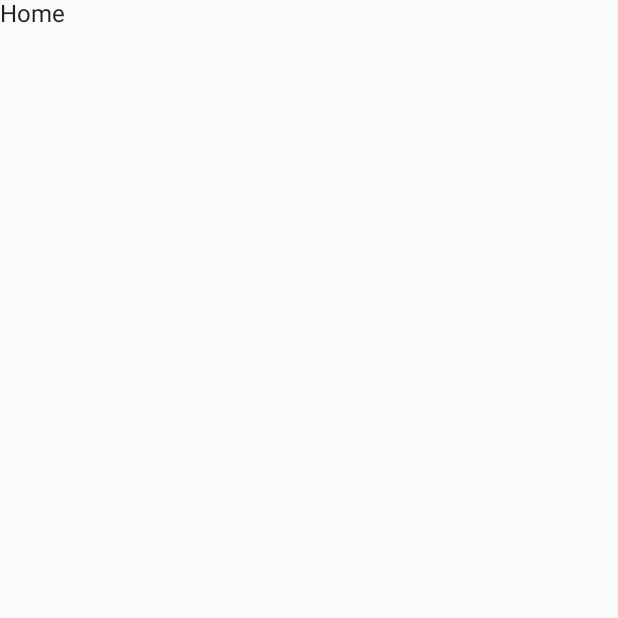
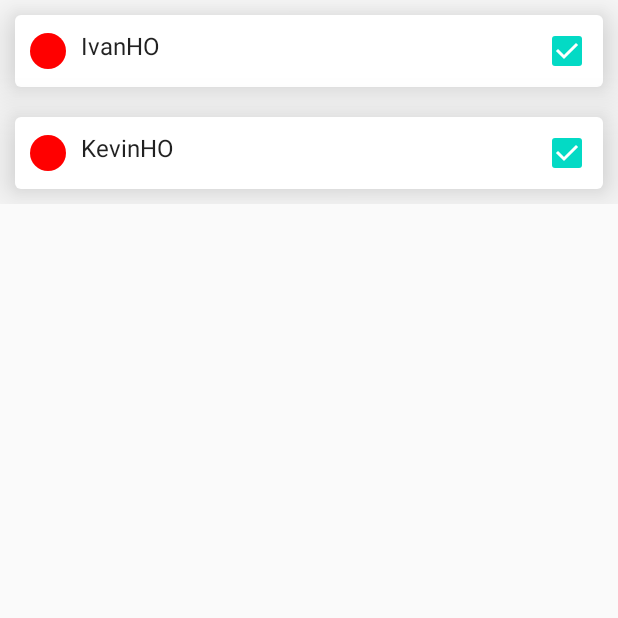
Before and after one commit to ba87688/Compose-Todo, an Android app built with Jetpack Compose: the screen it shows after launch (MainActivity), on a phone screen of 412 x 824 dp, the top half of it. Before the commit the part shown is almost empty. Run offline under Robolectric (Android 15) with nearby library versions, the phone set to English and light mode, and no system bars.

Commit message:
adding LazyColumn and card todo. practice.

```diff
--- /dev/null
+++ b/app/src/main/java/com/example/composetodo/models/ToDoItem.kt
@@ -0,0 +1,7 @@
+package com.example.composetodo.models
+
+data class ToDoItem(
+    var topPriority: Boolean = false,
+    var name:String,
+    var description:String
+)
--- a/app/src/main/java/com/example/composetodo/screens/HomeScreen.kt
+++ b/app/src/main/java/com/example/composetodo/screens/HomeScreen.kt
@@ -2,8 +2,15 @@ package com.example.composetodo.screens
 
 import androidx.compose.material.Text
 import androidx.compose.runtime.Composable
+import com.example.composetodo.models.ToDoItem
+import com.example.composetodo.screens.screenelements.ToDoCard
 
 @Composable
 fun HomeScreen(){
-    Text(text = "Home ")
+    var list = mutableListOf<ToDoItem>()
+    var item1 = ToDoItem(false,"Ivan", "HO")
+    var item2 = ToDoItem(false,"Kevin", "HO")
+    list.add(item1)
+    list.add(item2)
+    ToDoCard(list)
 }
--- /dev/null
+++ b/app/src/main/java/com/example/composetodo/screens/screenelements/ToDoCard.kt
@@ -0,0 +1,79 @@
+package com.example.composetodo.screens.screenelements
+
+import androidx.compose.foundation.background
+import androidx.compose.foundation.clickable
+import androidx.compose.foundation.layout.*
+import androidx.compose.foundation.lazy.LazyColumn
+import androidx.compose.foundation.lazy.items
+import androidx.compose.foundation.shape.CircleShape
+import androidx.compose.material.Card
+import androidx.compose.material.Checkbox
+import androidx.compose.material.Text
+import androidx.compose.runtime.Composable
+import androidx.compose.ui.Alignment
+import androidx.compose.ui.Modifier
+import androidx.compose.ui.draw.clip
+import androidx.compose.ui.graphics.Color
+import androidx.compose.ui.tooling.preview.Preview
+import androidx.compose.ui.unit.dp
+import com.example.composetodo.Greeting
+import com.example.composetodo.models.ToDoItem
+import com.example.composetodo.ui.theme.ComposeToDoTheme
+
+@Composable
+fun ToDoCard(list: List<ToDoItem>) {
+
+    LazyColumn() {
+
+        items(list) { item ->
+
+
+            Card(
+                modifier = Modifier
+                    .fillMaxWidth()
+                    .padding(10.dp)
+                    .clickable { },
+                elevation = 20.dp
+            ) {
+                Row(
+                    verticalAlignment = Alignment.CenterVertically
+                ) {
+                    Row(
+                        horizontalArrangement = Arrangement.Center
+                    ) {
+                        Box(
+                            modifier = Modifier
+                                .padding(start = 10.dp, end = 10.dp)
+                                .size(24.dp)
+                                .clip(CircleShape)
+                                .background(Color.Red)
+                        )
+                        Text(text = item.name)
+                        Text(text = item.description)
+                    }
+
+
+                    Row(
+                        modifier = Modifier.fillMaxWidth(),
+                        horizontalArrangement = Arrangement.End
+                    ) {
+
+
+                        Checkbox(
+                            checked = true,
+                            onCheckedChange = { }
+                        )
+
+                    }
+
+                }
+            }
+
+        }
+    }
+}
+
+@Preview(showBackground = true)
+@Composable
+fun DefaultPreview() {
+}
```
